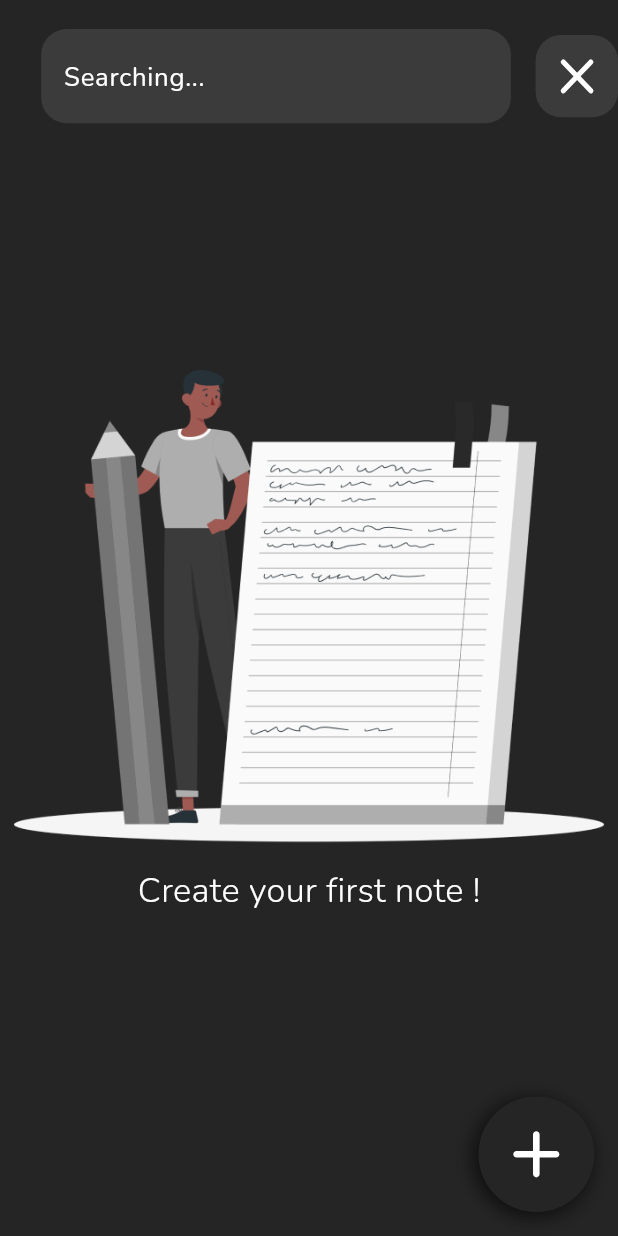
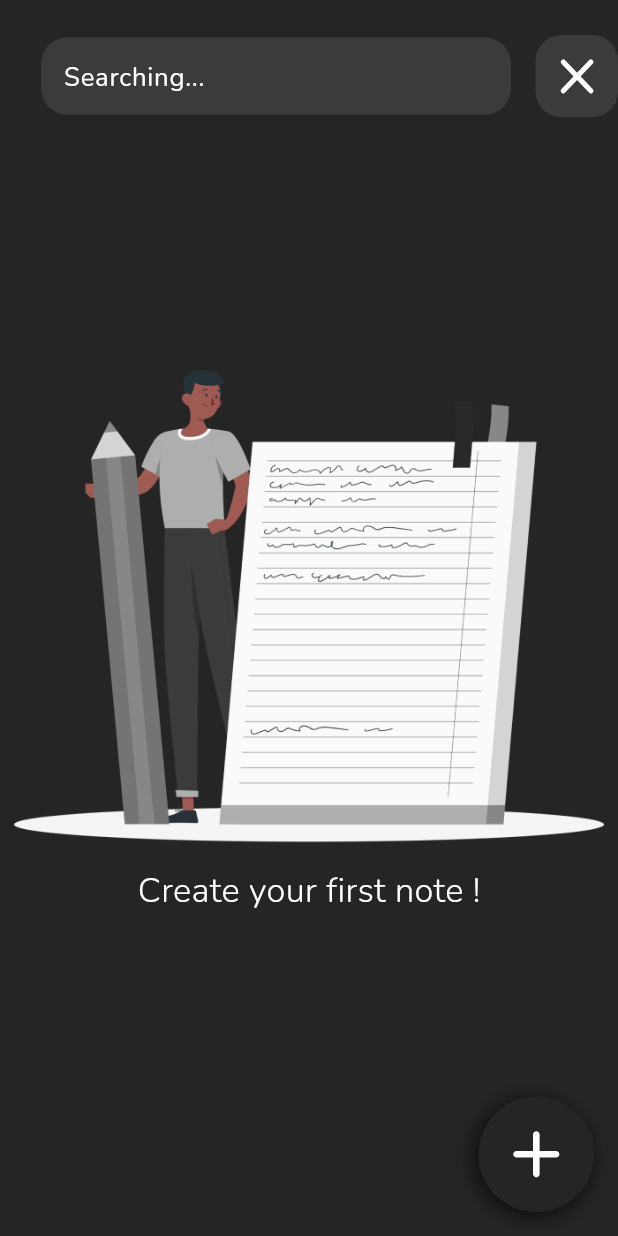
Before and after one commit to SharifboyMuminov/notes_app, a Flutter app: the screen it shows after launch, after a tap on an icon or button, on a phone screen of 412 x 824 dp. Run offline on Flutter 3.47's test engine with Material 3 defaults, Android fonts, the phone set to English and light mode, and no system bars; our stand-ins replace easy_localization, flutter_bloc, flutter_screenutil, flutter_svg, lottie, shared_preferences and 1 more; accounts and stored records are empty.

Commit message:
start work

```diff
--- a/lib/screens/home/widget/search_text_filed.dart
+++ b/lib/screens/home/widget/search_text_filed.dart
@@ -23,7 +23,6 @@ class SearchTextFiled extends StatelessWidget {
   Widget build(BuildContext context) {
     return AnimatedContainer(
       width: isShowSearch ? (width - 90.we) : 50.we,
-      height: 62.he,
       duration: const Duration(milliseconds: 400),
       decoration: BoxDecoration(
         borderRadius: BorderRadius.circular(15.r),
@@ -34,6 +33,7 @@ class SearchTextFiled extends StatelessWidget {
           if (isShowSearch)
             Expanded(
               child: TextFormField(
+
                 cursorColor: AppColors.white,
                 onChanged: onChanged,
                 keyboardAppearance: Brightness.dark,
@@ -43,7 +43,7 @@ class SearchTextFiled extends StatelessWidget {
                   color: AppColors.white,
                 ),
                 decoration: InputDecoration(
-                  contentPadding: EdgeInsets.symmetric(horizontal: 10.we),
+                  contentPadding: EdgeInsets.symmetric(horizontal: 10.we,vertical: 12.he),
                   hintText: "${"searching".tr()}...",
                   hintStyle: AppTextStyle.nunitoRegular.copyWith(
                     fontSize: 15.sp,
```
Also changed, not shown: 2 other files.
